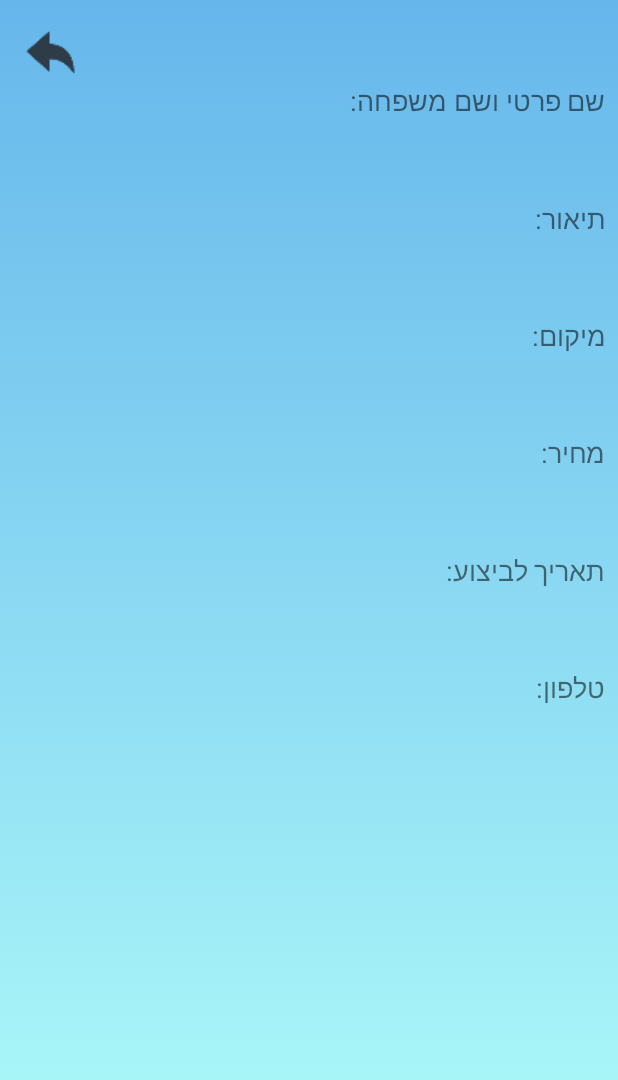
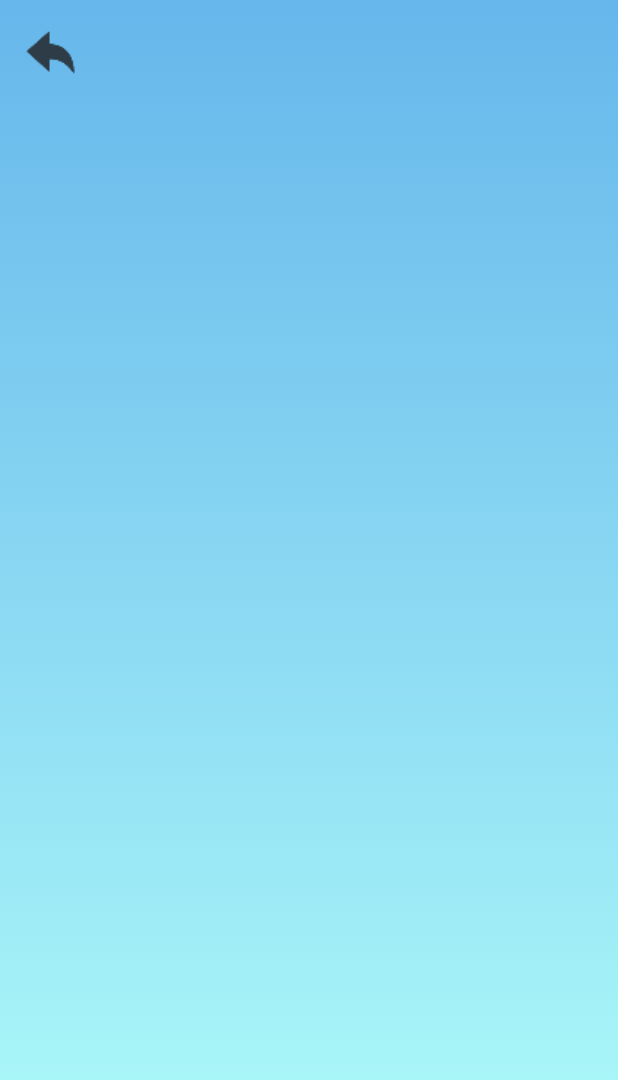
Before and after one commit to ShaharNik/EasyJobs, an Android app: the JobProfileActivity screen opened directly, with no data from a screen before it, on a phone screen of 412 x 824 dp. Shown: the top 1080 px of the screen. Run offline under Robolectric (Android 15) with nearby library versions, the phone set to English and light mode, and no system bars; our stand-ins replace Firebase (no records; nobody signed in at launch, a user with empty details on screens opened directly); 6 statements that could not run were skipped.

```diff
--- a/app/src/main/java/com/example/easyjobs/Activities/JobProfileActivity.java
+++ b/app/src/main/java/com/example/easyjobs/Activities/JobProfileActivity.java
@@ -53,9 +53,6 @@ public class JobProfileActivity extends AppCompatActivity {
                 priceJPTV.setText("מחיר: " + job.getPrice() + " שח");
                 DateFormat df = new SimpleDateFormat("dd/MM/yy");
                 datesJPTV.setText("תאריך: "+ df.format(job.getStartDate())+" - " + df.format(job.getEndDate()));
-                //Add date
-                String jobDate;
-                //End adding
                 FirebaseDBUsers dbUser = new FirebaseDBUsers();
                 DatabaseReference drUser = dbUser.getUserByID(job.getUser_ID());
                 drUser.addListenerForSingleValueEvent(new ValueEventListener() {
@@ -68,6 +65,7 @@ public class JobProfileActivity extends AppCompatActivity {
                     @Override
                     public void onCancelled(@NonNull DatabaseError error) {}
                 });
+
             }
             @Override
             public void onCancelled(@NonNull DatabaseError error) {}
--- a/app/src/main/java/com/example/easyjobs/Activities/JobsListActivity.java
+++ b/app/src/main/java/com/example/easyjobs/Activities/JobsListActivity.java
@@ -95,7 +95,7 @@ public class JobsListActivity extends AppCompatActivity implements AdapterView.O
             }
         }));
         recyclerView.addItemDecoration(new CommonItemSpaceDecoration(16));
-        initAll();
+       // initAll();
 
         setUpSpinner();
 
--- a/app/src/main/java/com/example/easyjobs/Activities/ProfListActivity.java
+++ b/app/src/main/java/com/example/easyjobs/Activities/ProfListActivity.java
@@ -96,7 +96,7 @@ public class ProfListActivity extends AppCompatActivity implements AdapterView.O
             }
         }));
         recyclerView.addItemDecoration(new CommonItemSpaceDecoration(16));
-        initAll();
+        //initAll();
 
         setUpSpinner();
 
--- a/app/src/main/java/com/example/easyjobs/dataBase/FirebaseDBUsers.java
+++ b/app/src/main/java/com/example/easyjobs/dataBase/FirebaseDBUsers.java
@@ -122,4 +122,5 @@ public class FirebaseDBUsers extends FirebaseBaseModel {
             }
         });
     }
+
 }
--- a/app/src/main/res/layout/activity_job_profile.xml
+++ b/app/src/main/res/layout/activity_job_profile.xml
@@ -25,7 +25,7 @@
         android:id="@+id/namesJP"
         android:layout_width="320dp"
         android:layout_height="41dp"
-        android:text="שם פרטי ושם משפחה: "
+        android:text=""
         android:textSize="18sp"
         app:layout_constraintBottom_toBottomOf="parent"
         app:layout_constraintEnd_toEndOf="parent"
@@ -38,7 +38,7 @@
         android:id="@+id/descriptionJP"
         android:layout_width="320dp"
         android:layout_height="41dp"
-        android:text="תיאור: "
+        android:text=""
         android:textSize="18sp"
         app:layout_constraintBottom_toBottomOf="parent"
         app:layout_constraintEnd_toEndOf="parent"
@@ -51,7 +51,7 @@
         android:id="@+id/locationJP"
         android:layout_width="320dp"
         android:layout_height="41dp"
-        android:text="מיקום: "
+        android:text=" "
         android:textSize="18sp"
         app:layout_constraintBottom_toBottomOf="parent"
         app:layout_constraintEnd_toEndOf="parent"
@@ -64,7 +64,7 @@
         android:id="@+id/priceJP"
         android:layout_width="320dp"
         android:layout_height="41dp"
-        android:text="מחיר: "
+        android:text=" "
         android:textSize="18sp"
         app:layout_constraintBottom_toBottomOf="parent"
         app:layout_constraintEnd_toEndOf="parent"
@@ -77,7 +77,7 @@
         android:id="@+id/dateJP"
         android:layout_width="320dp"
         android:layout_height="41dp"
-        android:text="תאריך לביצוע: "
+        android:text=""
         android:textSize="18sp"
         app:layout_constraintBottom_toBottomOf="parent"
         app:layout_constraintEnd_toEndOf="parent"
@@ -90,7 +90,7 @@
         android:id="@+id/phoneJP"
         android:layout_width="320dp"
         android:layout_height="41dp"
-        android:text="טלפון: "
+        android:text=""
         android:textSize="18sp"
         app:layout_constraintBottom_toBottomOf="parent"
         app:layout_constraintEnd_toEndOf="parent"
```
Also changed, not shown: app/src/main/java/com/example/easyjobs/Activities/LoginActivity.java (+10 -1 lines), app/src/main/java/com/example/easyjobs/adapters/JobAdapter.java (+13 -1 lines).
